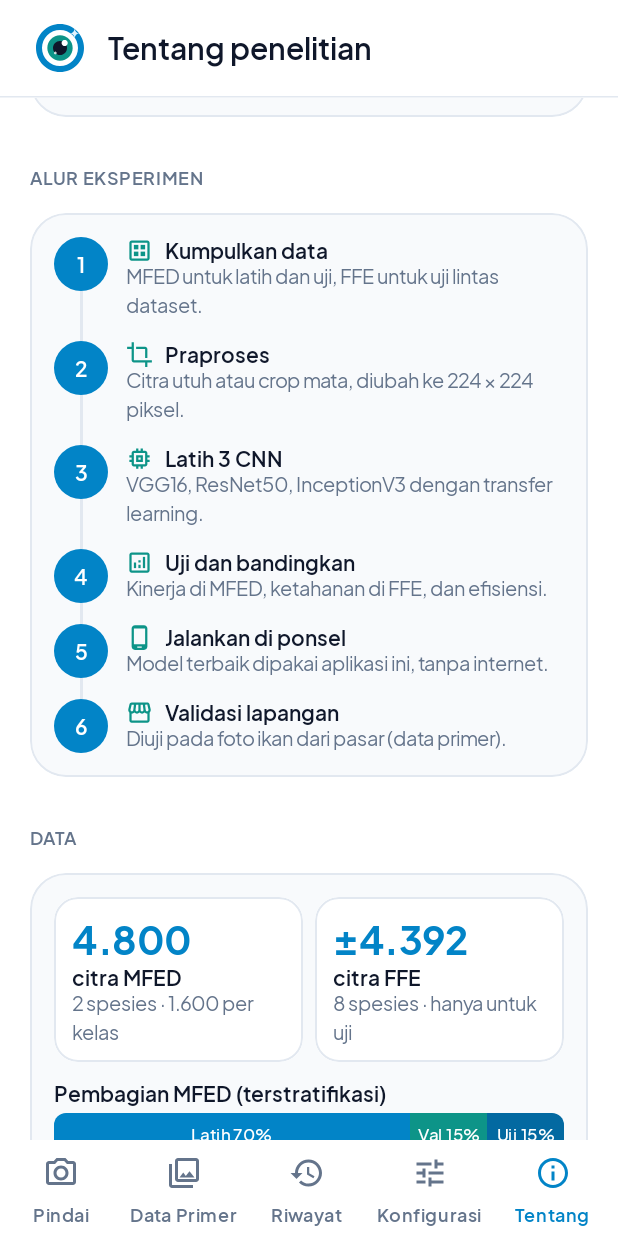
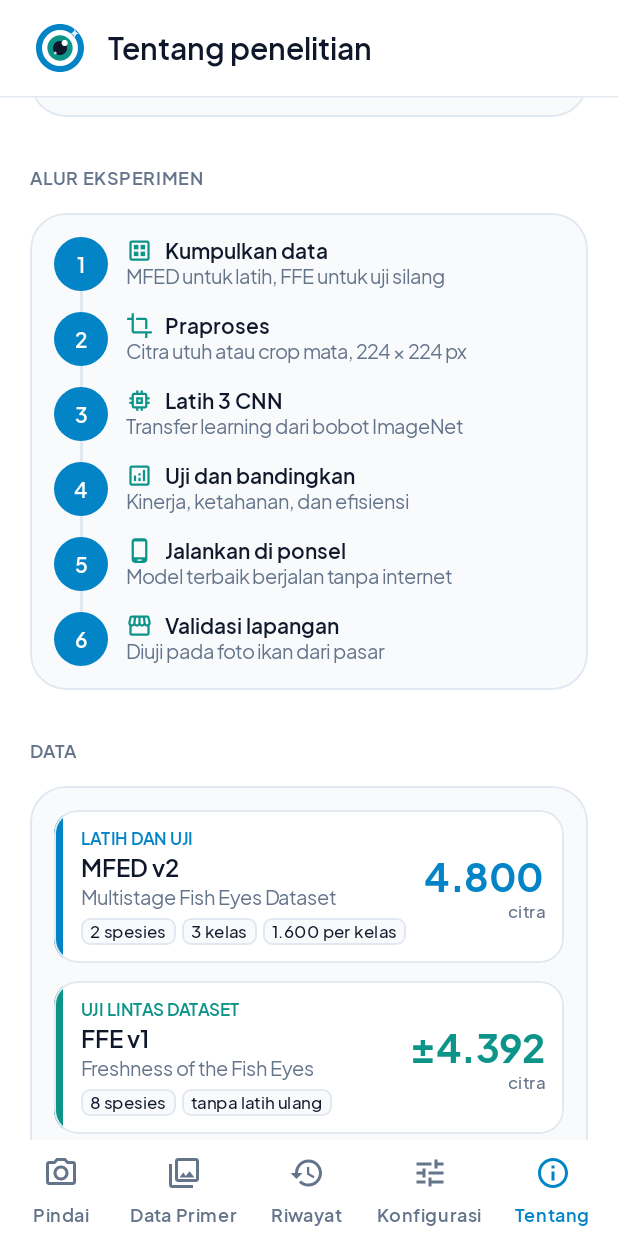
Before and after one commit to ahmdsyfk/klasifikasi-kesegaran-ikan, an Android app built with Jetpack Compose: the AboutScreen screen opened through its navigation route, scrolled down 972 dp, on a phone screen of 412 x 824 dp. Run offline under Robolectric (Android 15) with nearby library versions, the phone set to English and light mode, and no system bars; our stand-ins replace Compose Multiplatform resources, Material 3 Expressive styles (plain Material 3 is drawn); libraries missing offline, so code that uses them is left out: androidx.camera.compose, androidx.camera.core, androidx.camera.lifecycle; network calls fail; 1 statement that could not run was skipped.

Commit message:
Tentang: keterangan alur eksperimen satu baris, kartu dataset MFED dan FFE dengan legenda pembagian data

```diff
--- a/mobile/shared/src/commonMain/kotlin/id/fishfresh/ui/screens/AboutScreen.kt
+++ b/mobile/shared/src/commonMain/kotlin/id/fishfresh/ui/screens/AboutScreen.kt
@@ -49,6 +49,7 @@ import androidx.compose.ui.graphics.Color
 import androidx.compose.ui.graphics.vector.ImageVector
 import androidx.compose.ui.text.font.FontWeight
 import androidx.compose.ui.text.style.TextAlign
+import androidx.compose.ui.text.style.TextOverflow
 import androidx.compose.ui.unit.dp
 import id.fishfresh.domain.FreshnessClass
 import id.fishfresh.ui.components.Eyebrow
@@ -197,12 +198,12 @@ private fun EyeIllustration(c: FreshnessClass, modifier: Modifier = Modifier) =
 private data class Step(val icon: ImageVector, val title: String, val desc: String)
 
 private val steps = listOf(
-    Step(Icons.Outlined.Dataset, "Kumpulkan data", "MFED untuk latih dan uji, FFE untuk uji lintas dataset."),
-    Step(Icons.Outlined.Crop, "Praproses", "Citra utuh atau crop mata, diubah ke 224 × 224 piksel."),
-    Step(Icons.Outlined.Memory, "Latih 3 CNN", "VGG16, ResNet50, InceptionV3 dengan transfer learning."),
-    Step(Icons.Outlined.Analytics, "Uji dan bandingkan", "Kinerja di MFED, ketahanan di FFE, dan efisiensi."),
-    Step(Icons.Outlined.PhoneAndroid, "Jalankan di ponsel", "Model terbaik dipakai aplikasi ini, tanpa internet."),
-    Step(Icons.Outlined.Storefront, "Validasi lapangan", "Diuji pada foto ikan dari pasar (data primer)."),
+    Step(Icons.Outlined.Dataset, "Kumpulkan data", "MFED untuk latih, FFE untuk uji silang"),
+    Step(Icons.Outlined.Crop, "Praproses", "Citra utuh atau crop mata, 224 × 224 px"),
+    Step(Icons.Outlined.Memory, "Latih 3 CNN", "Transfer learning dari bobot ImageNet"),
+    Step(Icons.Outlined.Analytics, "Uji dan bandingkan", "Kinerja, ketahanan, dan efisiensi"),
+    Step(Icons.Outlined.PhoneAndroid, "Jalankan di ponsel", "Model terbaik berjalan tanpa internet"),
+    Step(Icons.Outlined.Storefront, "Validasi lapangan", "Diuji pada foto ikan dari pasar"),
 )
 
 @Composable
@@ -220,7 +221,8 @@ private fun Pipeline() = Column {
                     PlainIcon(s.icon, Palette.Accent, 18.dp)
                     Text(s.title, style = MaterialTheme.typography.titleSmall)
                 }
-                Text(s.desc, style = MaterialTheme.typography.bodySmall, color = Palette.TextMuted)
+                Text(s.desc, style = MaterialTheme.typography.bodySmall, color = Palette.TextMuted,
+                    maxLines = 1, overflow = TextOverflow.Ellipsis)
             }
         }
     }
@@ -230,38 +232,73 @@ private fun Pipeline() = Column {
 
 @Composable
 private fun DataBlock() {
-    Row(horizontalArrangement = Arrangement.spacedBy(Space.s)) {
-        Stat("4.800", "citra MFED", "2 spesies · 1.600 per kelas")
-        Stat("±4.392", "citra FFE", "8 spesies · hanya untuk uji")
-    }
-    Column(verticalArrangement = Arrangement.spacedBy(Space.xs)) {
-        Text("Pembagian MFED (terstratifikasi)", style = MaterialTheme.typography.titleSmall)
-        Row(Modifier.fillMaxWidth().height(28.dp).clip(RoundedCornerShape(8.dp))) {
-            SplitPart(0.70f, "Latih 70%", Palette.Primary)
-            SplitPart(0.15f, "Val 15%", Palette.Accent)
-            SplitPart(0.15f, "Uji 15%", Palette.PrimaryPressed)
+    DatasetCard(
+        role = "Latih dan uji", name = "MFED v2", full = "Multistage Fish Eyes Dataset",
+        value = "4.800", tags = listOf("2 spesies", "3 kelas", "1.600 per kelas"), accent = Palette.Primary,
+    )
+    DatasetCard(
+        role = "Uji lintas dataset", name = "FFE v1", full = "Freshness of the Fish Eyes",
+        value = "±4.392", tags = listOf("8 spesies", "tanpa latih ulang"), accent = Palette.Accent,
+    )
+    Column(verticalArrangement = Arrangement.spacedBy(Space.s)) {
+        Text("Pembagian MFED, terstratifikasi per kelas", style = MaterialTheme.typography.titleSmall)
+        Row(Modifier.fillMaxWidth().height(12.dp).clip(RoundedCornerShape(6.dp))) {
+            Box(Modifier.weight(0.70f).fillMaxHeight().background(Palette.Primary))
+            Box(Modifier.weight(0.15f).fillMaxHeight().background(Palette.Accent))
+            Box(Modifier.weight(0.15f).fillMaxHeight().background(Palette.Warning))
+        }
+        Row(horizontalArrangement = Arrangement.spacedBy(Space.l)) {
+            Legend(Palette.Primary, "Latih", "70%")
+            Legend(Palette.Accent, "Validasi", "15%")
+            Legend(Palette.Warning, "Uji", "15%")
         }
     }
-    Text(
-        "Citra identik dibuang dan citra hampir kembar dikelompokkan, agar tidak ada yang bocor dari data latih ke data uji.",
-        style = MaterialTheme.typography.bodySmall, color = Palette.TextMuted,
-    )
+    Row(horizontalArrangement = Arrangement.spacedBy(Space.s)) {
+        PlainIcon(Icons.Outlined.Lock, Palette.TextMuted, 16.dp)
+        Text(
+            "Citra kembar dibuang dan citra mirip dikelompokkan, jadi tidak ada yang bocor dari data latih ke data uji.",
+            Modifier.weight(1f), style = MaterialTheme.typography.bodySmall, color = Palette.TextMuted,
+        )
+    }
+}
+
+/** Kartu dataset: garis warna di kiri (peran), nama dan ciri di tengah, jumlah citra di kanan. */
+@Composable
+private fun DatasetCard(role: String, name: String, full: String, value: String, tags: List<String>, accent: Color) = Row(
+    Modifier.fillMaxWidth().height(IntrinsicSize.Min).clip(MaterialTheme.shapes.medium).background(Color.White)
+        .border(1.dp, Palette.Divider, MaterialTheme.shapes.medium),
+) {
+    Box(Modifier.width(6.dp).fillMaxHeight().background(accent))
+    Row(Modifier.weight(1f).padding(Space.m), verticalAlignment = Alignment.CenterVertically) {
+        Column(Modifier.weight(1f), verticalArrangement = Arrangement.spacedBy(2.dp)) {
+            Text(role.uppercase(), style = MaterialTheme.typography.labelSmall, color = accent, fontWeight = FontWeight.SemiBold)
+            Text(name, style = MaterialTheme.typography.titleMedium)
+            Text(full, style = MaterialTheme.typography.bodySmall, color = Palette.TextMuted, maxLines = 1, overflow = TextOverflow.Ellipsis)
+            Row(Modifier.padding(top = Space.xs), horizontalArrangement = Arrangement.spacedBy(Space.xs)) {
+                tags.forEach { t ->
+                    Text(
+                        t, Modifier.clip(RoundedCornerShape(6.dp)).background(Palette.Panel)
+                            .border(1.dp, Palette.Divider, RoundedCornerShape(6.dp)).padding(horizontal = 6.dp, vertical = 2.dp),
+                        style = MaterialTheme.typography.labelSmall, color = Palette.Text, maxLines = 1,
+                    )
+                }
+            }
+        }
+        Column(horizontalAlignment = Alignment.End) {
+            Text(value, style = MaterialTheme.typography.headlineMedium, color = accent)
+            Text("citra", style = MaterialTheme.typography.labelSmall, color = Palette.TextMuted)
+        }
+    }
 }
 
 @Composable
-private fun RowScope.Stat(value: String, label: String, note: String) = Column(
-    Modifier.weight(1f).clip(MaterialTheme.shapes.medium).background(Color.White)
-        .border(1.dp, Palette.Divider, MaterialTheme.shapes.medium).padding(Space.m),
+private fun Legend(c: Color, label: String, pct: String) = Row(
+    verticalAlignment = Alignment.CenterVertically, horizontalArrangement = Arrangement.spacedBy(6.dp),
 ) {
-    Text(value, style = MaterialTheme.typography.headlineMedium, color = Palette.Primary)
-    Text(label, style = MaterialTheme.typography.titleSmall)
-    Text(note, style = MaterialTheme.typography.bodySmall, color = Palette.TextMuted)
+    Box(Modifier.size(10.dp).clip(RoundedCornerShape(3.dp)).background(c))
+    Text(label, style = MaterialTheme.typography.bodySmall)
+    Text(pct, style = MaterialTheme.typography.bodySmall, fontWeight = FontWeight.SemiBold)
 }
-
-@Composable
-private fun RowScope.SplitPart(w: Float, label: String, c: Color) = Box(
-    Modifier.weight(w).fillMaxHeight().background(c), contentAlignment = Alignment.Center,
-) { Text(label, style = MaterialTheme.typography.labelSmall, color = Color.White, maxLines = 1) }
 
 /* ---------- Arsitektur ---------- */
 
```
